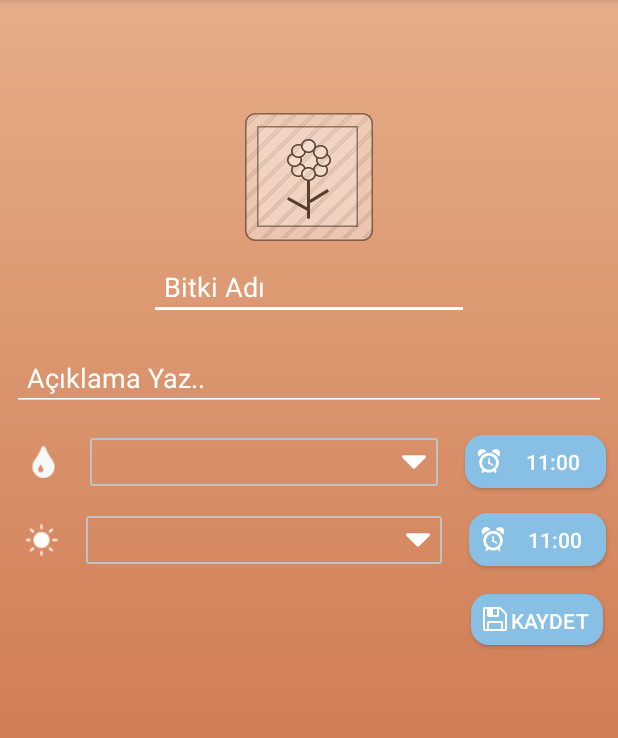
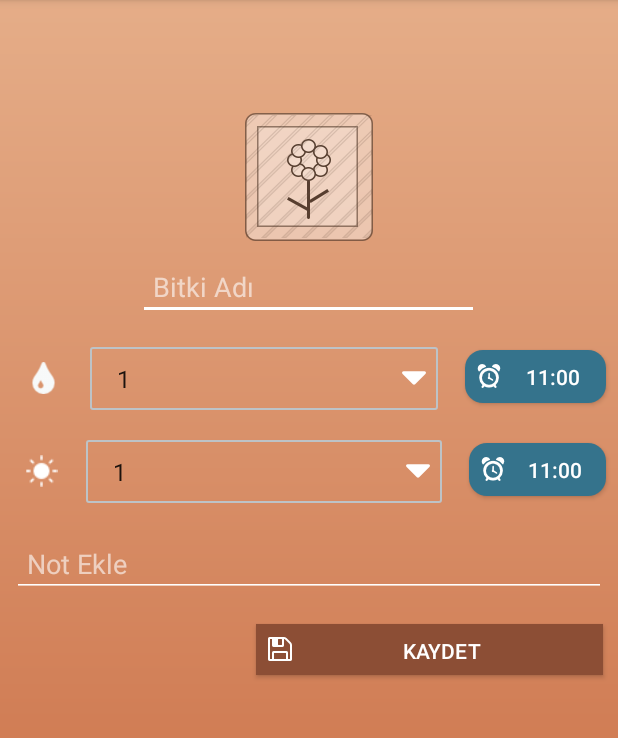
Before and after one commit to sumeyyesaricam/PlantCare, an Android app: the fragment AddPlantFragment shown on its own in the app's theme, on a phone screen of 412 x 824 dp, the part 84-822 px from its top. Run offline under Robolectric (Android 15) with nearby library versions, the phone set to English and light mode, and no system bars; our stand-ins replace Dagger/Hilt's generated code, Room's generated code, RxJava, data binding.

Commit message:
spinner ve alarm için plantitemviewmodel nesnesine binding işlemleri yapıldı.

```diff
--- a/app/src/main/java/example/smyy/plantcare/data/AppDatabase.kt
+++ b/app/src/main/java/example/smyy/plantcare/data/AppDatabase.kt
@@ -4,10 +4,12 @@ import android.content.Context
 import androidx.room.Database
 import androidx.room.Room
 import androidx.room.RoomDatabase
+import androidx.room.TypeConverters
 import example.smyy.plantcare.data.dao.PlantDao
 import example.smyy.plantcare.data.model.db.Plant
 
-@Database(entities = [Plant::class], version = 3, exportSchema = false)
+@Database(entities = [Plant::class], version = 4, exportSchema = false)
+@TypeConverters(Converters::class)
 abstract class AppDatabase : RoomDatabase() {
 
     abstract fun plantDao(): PlantDao
@@ -16,7 +18,6 @@ abstract class AppDatabase : RoomDatabase() {
         private const val DB_NAME = "plant.db"
 
         fun createPersistentDatabase(context: Context): AppDatabase
-                //= Room.databaseBuilder(context.applicationContext, AppDatabase::class.java, DB_NAME).allowMainThreadQueries().build()
                 = Room.databaseBuilder(context.applicationContext, AppDatabase::class.java, DB_NAME).allowMainThreadQueries().fallbackToDestructiveMigration().build()
     }
 
--- a/app/src/main/java/example/smyy/plantcare/ui/plant/AddPlantFragment.kt
+++ b/app/src/main/java/example/smyy/plantcare/ui/plant/AddPlantFragment.kt
@@ -1,5 +1,7 @@
 package example.smyy.plantcare.ui.plant
 
+import android.R
+import android.app.TimePickerDialog
 import android.content.Context
 import android.content.Intent
 import android.os.Bundle
@@ -7,6 +9,7 @@ import android.provider.MediaStore
 import android.view.LayoutInflater
 import android.view.View
 import android.view.ViewGroup
+import android.widget.ArrayAdapter
 import androidx.fragment.app.Fragment
 import androidx.lifecycle.ViewModelProviders
 import dagger.android.support.AndroidSupportInjection
@@ -17,29 +20,55 @@ import example.smyy.plantcare.util.Config
 import example.smyy.plantcare.util.ViewModelFactory
 import example.smyy.plantcare.viewmodel.PlantItemViewModel
 import example.smyy.plantcare.viewmodel.PlantViewModel
+import kotlinx.android.synthetic.main.fragment_add_plant.*
+import java.text.SimpleDateFormat
+import java.util.*
 import javax.inject.Inject
 
 
 class AddPlantFragment : Fragment() {
 
     private lateinit var plantViewModel: PlantViewModel
+    private lateinit var binding: FragmentAddPlantBinding
 
     @Inject
     lateinit var viewModelFactory: ViewModelFactory
 
     override fun onCreateView(inflater: LayoutInflater, container: ViewGroup?, savedInstanceState: Bundle?): View? {
-        val binding = FragmentAddPlantBinding.inflate(inflater, container, false)
+        binding = FragmentAddPlantBinding.inflate(inflater, container, false)
         subscribeUi()
-        var count: List<Int> = (1..10).toList()
-        //binding.spinner_water
-        //binding.viewmodel = PlantItemViewModel(plant, null)
+        binding.spinnerWater.adapter= ArrayAdapter(binding.root.context, R.layout.simple_spinner_item, (1..10).toList())
+        binding.spinnerSun.adapter= ArrayAdapter(binding.root.context, R.layout.simple_spinner_item, (1..10).toList())
+        val cal = Calendar.getInstance()
+
+        val timeWaterSetListener = TimePickerDialog.OnTimeSetListener { timePicker, hour, minute ->
+            cal.set(Calendar.HOUR_OF_DAY, hour)
+            cal.set(Calendar.MINUTE, minute)
+            binding.btnWateringAlarm.text = SimpleDateFormat("HH:mm").format(cal.time)
+
+        }
+        val timeSunSetListener = TimePickerDialog.OnTimeSetListener { timePicker, hour, minute ->
+            cal.set(Calendar.HOUR_OF_DAY, hour)
+            cal.set(Calendar.MINUTE, minute)
+            binding.btnSunningAlarm.text = SimpleDateFormat("HH:mm").format(cal.time)
+
+        }
+        binding.btnSunningAlarm.setOnClickListener {
+            TimePickerDialog(context, timeSunSetListener, cal.get(Calendar.HOUR_OF_DAY), cal.get(Calendar.MINUTE), true).show()
+        }
+        binding.btnWateringAlarm.setOnClickListener {
+            TimePickerDialog(context, timeWaterSetListener, cal.get(Calendar.HOUR_OF_DAY), cal.get(Calendar.MINUTE), true).show()
+        }
         binding.callback = object : AddCallback {
 
             override fun onClickSave(view: View) {
                 val name = binding.etName.text.toString()
-                val description = binding.etDescription.getText().toString()
-                //val water:Int= binding.spinnerWater.selectedItem as Int
-                val item = Plant(name, description, 1, 2, 2, 2, "")
+                val description = binding.etDescription.text.toString()
+                val waterInterval=binding.spinnerWater.selectedItem as Int
+                val sunInterval=binding.spinnerWater.selectedItem as Int
+                val waterTime=binding.btnWateringAlarm.text.toString()
+                val sunTime=binding.btnSunningAlarm.text.toString()
+                val item = Plant(name, description, waterInterval, sunInterval, waterTime, sunTime, "")
                 plantViewModel.insertPlant(item)
                 var activity = activity as PlantListActivity
                 val fragment = PlantListFragment()
@@ -62,6 +91,7 @@ class AddPlantFragment : Fragment() {
 
     override fun onActivityResult(requestCode: Int, resultCode: Int, data: Intent?) {
         super.onActivityResult(requestCode, resultCode, data)
+
     }
 
     private fun subscribeUi() {
--- a/app/src/main/java/example/smyy/plantcare/ui/plant/PlantListFragment.kt
+++ b/app/src/main/java/example/smyy/plantcare/ui/plant/PlantListFragment.kt
@@ -26,7 +26,7 @@ class PlantListFragment : Fragment() {
 
     override fun onCreateView(inflater: LayoutInflater, container: ViewGroup?, savedInstanceState: Bundle?): View? {
         val binding = FragmentPlantListBinding.inflate(inflater, container, false)
-        binding.plantActivity= activity as PlantListActivity?
+        binding.plantActivity= activity as PlantListActivity
         binding.rvPlants.layoutManager = LinearLayoutManager(binding.root.context)
         subscribeUi(binding)
         return binding.root
@@ -41,7 +41,7 @@ class PlantListFragment : Fragment() {
         plantViewModel.getPlants().observe(this, Observer { plantList ->
             val adapter = PlantAdapter()
             binding.rvPlants.adapter = adapter
-            plantList?.let { adapter.setPlants(it) }
+            plantList.let { adapter.setPlants(it) }
         })
     }
 
--- a/app/src/main/java/example/smyy/plantcare/viewmodel/PlantItemViewModel.kt
+++ b/app/src/main/java/example/smyy/plantcare/viewmodel/PlantItemViewModel.kt
@@ -8,10 +8,10 @@ class PlantItemViewModel(var plant: Plant, private val listener: PlantItemViewMo
                          val name :ObservableField<String> = ObservableField(plant.name),
                          val description:ObservableField<String> = ObservableField(plant.description),
                          val ImageUrl:ObservableField<String> = ObservableField(plant.ImageUrl),
-                         val fertilizerInterval:ObservableField<Int> = ObservableField(plant.sunInterval),
-                         val fertilizierTime :ObservableField<Int> = ObservableField(plant.sunTime),
+                         val sunInterval:ObservableField<Int> = ObservableField(plant.sunInterval),
+                         val sunTime :ObservableField<String> = ObservableField(plant.sunTime),
                          val wateringInterval:ObservableField<Int> = ObservableField(plant.wateringInterval),
-                         val wateringTime:ObservableField<Int> = ObservableField(plant.wateringTime)) {
+                         val wateringTime:ObservableField<String> = ObservableField(plant.wateringTime)) {
 
     fun onItemClick(view: View) {
         listener?.onItemClick(plant)
--- a/app/src/main/res/drawable/button_bg.xml
+++ b/app/src/main/res/drawable/button_bg.xml
@@ -3,6 +3,6 @@
     android:shape="rectangle">
 
     <corners android:radius="12dp" />
-    <solid android:color="#88c0e5" />
+    <solid android:color="#35738c" />
 
 </shape>
--- a/app/src/main/res/layout/fragment_add_plant.xml
+++ b/app/src/main/res/layout/fragment_add_plant.xml
@@ -30,36 +30,19 @@
 
         <EditText
             android:id="@+id/etName"
-            android:layout_width="wrap_content"
+            android:layout_width="227dp"
             android:layout_height="wrap_content"
+            android:layout_alignParentBottom="true"
             android:layout_alignParentStart="true"
-            android:layout_alignParentBottom="true"
+            android:layout_gravity="center"
             android:layout_margin="8dp"
             android:backgroundTint="@android:color/white"
             android:ems="10"
             android:hint="@string/plant_name"
             android:inputType="textNoSuggestions"
-            android:layout_gravity="center"
             android:padding="10dp"
             android:textColor="@android:color/white"
-            android:textColorHint="@android:color/white" />
-
-        <EditText
-            android:id="@+id/etDescription"
-            android:layout_width="match_parent"
-            android:layout_height="wrap_content"
-            android:layout_alignParentStart="true"
-            android:layout_alignParentEnd="true"
-            android:layout_alignParentBottom="true"
-            android:layout_gravity="center"
-            android:layout_margin="8dp"
-            android:backgroundTint="@android:color/white"
-            android:ems="10"
-            android:hint="@string/write_description"
-            android:inputType="textNoSuggestions"
-            android:padding="10dp"
-            android:textColor="@android:color/white"
-            android:textColorHint="@android:color/white" />
+            android:textColorHint="@color/white_transparent" />
 
         <LinearLayout
             android:layout_width="match_parent"
@@ -86,7 +69,7 @@
                 android:theme="@style/AppTheme" />
 
             <Button
-                android:id="@+id/button3"
+                android:id="@+id/btnWateringAlarm"
                 android:layout_width="wrap_content"
                 android:layout_height="35dp"
                 android:layout_margin="8dp"
@@ -124,7 +107,7 @@
                 android:theme="@style/AppTheme" />
 
             <Button
-                android:id="@+id/button33"
+                android:id="@+id/btnSunningAlarm"
                 android:layout_width="wrap_content"
                 android:layout_height="35dp"
                 android:layout_margin="8dp"
@@ -137,14 +120,31 @@
 
         </LinearLayout>
 
+        <EditText
+            android:id="@+id/etDescription"
+            android:layout_width="match_parent"
+            android:layout_height="wrap_content"
+            android:layout_alignParentBottom="true"
+            android:layout_alignParentEnd="true"
+            android:layout_alignParentStart="true"
+            android:layout_gravity="center"
+            android:layout_margin="8dp"
+            android:backgroundTint="@android:color/white"
+            android:ems="10"
+            android:hint="@string/write_description"
+            android:inputType="textNoSuggestions"
+            android:padding="10dp"
+            android:textColor="@android:color/white"
+            android:textColorHint="@color/white_transparent"/>
+
         <Button
             android:id="@+id/button"
-            android:layout_width="wrap_content"
+            android:layout_width="231dp"
             android:layout_height="34dp"
             android:layout_gravity="end"
+            android:layout_marginRight="10dp"
             android:layout_marginTop="10dp"
-            android:layout_marginRight="10dp"
-            android:background="@drawable/button_bg"
+            android:background="#8c4e35"
             android:drawableLeft="@mipmap/save_white"
             android:onClick="@{callback::onClickSave}"
             android:padding="8dp"
--- a/app/src/main/res/layout/fragment_plant_list.xml
+++ b/app/src/main/res/layout/fragment_plant_list.xml
@@ -34,7 +34,7 @@
             android:layout_marginLeft="20dp"
             android:onClick="@{plantActivity::onClickAddPlant}"
             android:src="@mipmap/add"
-            app:backgroundTint="@color/colorPrimaryDark"
+            app:backgroundTint="@color/colorPrimary"
             app:fabCustomSize="50dp" />
     </FrameLayout>
 </layout>
--- a/app/src/main/res/layout/item_plant.xml
+++ b/app/src/main/res/layout/item_plant.xml
@@ -41,9 +41,7 @@
                     android:id="@+id/txtName"
                     android:layout_width="wrap_content"
                     android:layout_height="wrap_content"
-                    android:layout_gravity="center"
-                    android:layout_marginTop="8dp"
-                    android:layout_marginBottom="8dp"
+                    android:layout_margin="8dp"
                     android:layout_weight="1"
                     android:text="@{viewmodel.name}"
                     app:layout_constraintBottom_toBottomOf="parent"
@@ -57,7 +55,6 @@
                     android:id="@+id/txtWater"
                     android:layout_width="wrap_content"
                     android:layout_height="wrap_content"
-                    android:layout_gravity="center"
                     android:layout_marginStart="8dp"
                     android:layout_marginTop="8dp"
                     android:layout_marginEnd="8dp"
@@ -75,7 +72,6 @@
                     android:id="@+id/txtSun"
                     android:layout_width="wrap_content"
                     android:layout_height="wrap_content"
-                    android:layout_gravity="center"
                     android:layout_marginStart="8dp"
                     android:layout_marginTop="8dp"
                     android:layout_marginEnd="8dp"
--- a/app/src/main/res/values/strings.xml
+++ b/app/src/main/res/values/strings.xml
@@ -6,7 +6,7 @@
     <string name="plant_name">Bitki Adı</string>
     <string name="water_alarm">Su Alarmı</string>
 
-    <string name="write_description">Açıklama Yaz..</string>
+    <string name="write_description">Not Ekle</string>
     <string-array name="array_day">
         <item>1 Günde</item>
         <item>2 Günde</item>
```
Also changed, not shown: app/src/main/java/example/smyy/plantcare/data/Converters.kt (added, +30 -0 lines), app/src/main/java/example/smyy/plantcare/data/model/db/Plant.kt (+5 -5 lines), app/src/main/java/example/smyy/plantcare/ui/plant/PlantDetailFragment.kt (+28 -1 lines), app/src/main/java/example/smyy/plantcare/ui/plant/PlantListActivity.kt (+2 -5 lines), app/src/main/res/layout/fragment_plant_detail.xml (+6 -4 lines).
